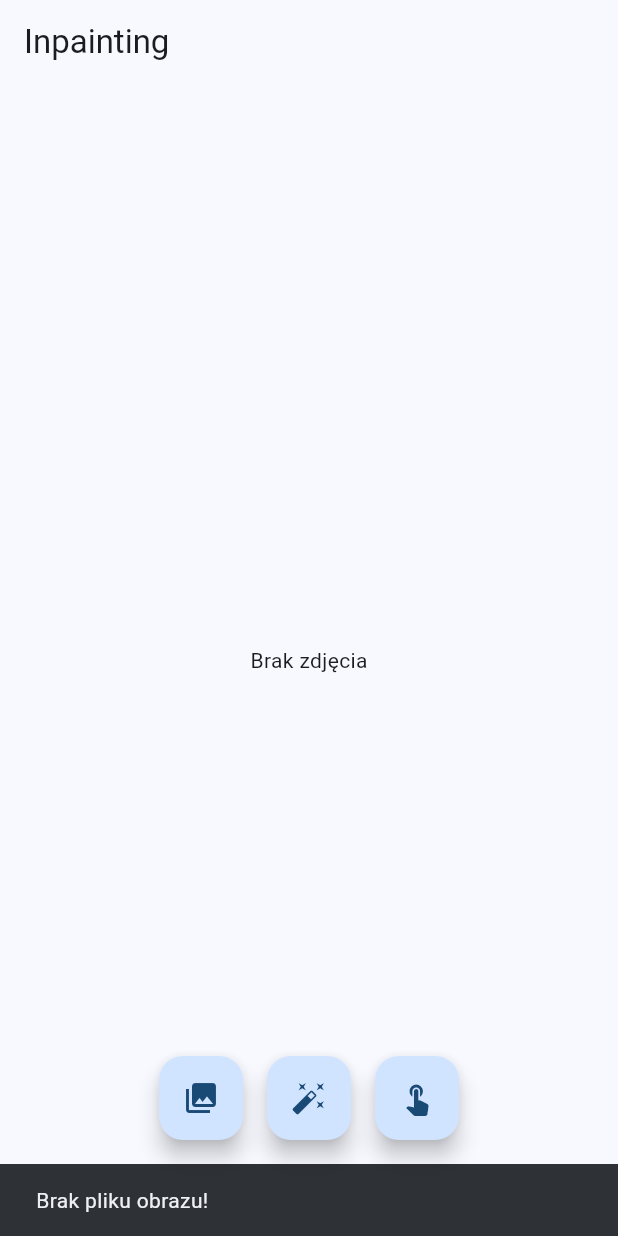
After one commit to Michall00/flutter_test, a Flutter app: the ImagePickerPage screen opened directly, after a tap on the "auto fix high" icon, on a phone screen of 412 x 824 dp. The commit adds this screen. Run offline on Flutter 3.47's test engine with Material 3 defaults, Android fonts, the phone set to English and light mode, and no system bars; our stand-ins replace firebase_analytics, firebase_core, firebase_crashlytics, image_gallery_saver, image_picker, permission_handler; missing offline and left inert: onnxruntime; accounts and stored records are empty; generated files the repository leaves out were written again.

Commit message:
refactor: streamline image saving process and enhance error handling

```diff
--- /dev/null
+++ b/lib/old.dart
@@ -0,0 +1,538 @@
+import 'dart:io';
+import 'dart:typed_data';
+import 'dart:async';
+import 'package:flutter/material.dart';
+import 'package:flutter/services.dart';
+import 'package:image/image.dart' as img;
+import 'package:image_picker/image_picker.dart';
+import 'package:onnxruntime/onnxruntime.dart';
+import 'package:firebase_core/firebase_core.dart';
+import 'package:firebase_crashlytics/firebase_crashlytics.dart';
+import 'firebase_options.dart';
+import 'utils/tensor_utils.dart';
+
+Future<void> main() async {
+  WidgetsFlutterBinding.ensureInitialized();
+  await Firebase.initializeApp(
+    options: DefaultFirebaseOptions.currentPlatform,
+  );
+  await FirebaseCrashlytics.instance.setCrashlyticsCollectionEnabled(true);
+  FlutterError.onError = FirebaseCrashlytics.instance.recordFlutterFatalError;
+  FirebaseCrashlytics.instance.log("App started");
+  FirebaseCrashlytics.instance
+      .setCustomKey("app_start_time", DateTime.now().toIso8601String());
+
+  runZonedGuarded(
+    () => runApp(const MyApp()),
+    (error, stackTrace) =>
+        FirebaseCrashlytics.instance.recordError(error, stackTrace),
+  );
+}
+
+final GlobalKey imageKey = GlobalKey();
+
+enum InteractionMode { draw, segment }
+
+InteractionMode _mode = InteractionMode.segment;
+
+class MyApp extends StatelessWidget {
+  const MyApp({super.key});
+
+  @override
+  Widget build(BuildContext context) {
+    return MaterialApp(
+      title: 'MI-GAN Inpainting',
+      theme: ThemeData(
+        useMaterial3: true,
+        colorSchemeSeed: Colors.blue,
+      ),
+      home: ImagePickerPage(),
+    );
+  }
+}
+
+class ImagePickerPage extends StatefulWidget {
+  @override
+  State<ImagePickerPage> createState() => _ImagePickerPageState();
+}
+
+class _ImagePickerPageState extends State<ImagePickerPage> {
+  File? _imageFile;
+  img.Image? _maskImage;
+  int? _imageWidth;
+  int? _imageHeight;
+  Uint8List? _previewMaskBytes;
+  final List<Offset> _points = [];
+  Uint8List? _segmentationMask;
+
+  void _startInpaintingWithSnackBar() async {
+    final messenger = ScaffoldMessenger.of(context);
+
+    try {
+      await _runInpainting();
+
+      messenger.showSnackBar(
+        const SnackBar(
+          content: Text('✅ Inpainting zakończony!'),
+          duration: Duration(seconds: 1),
+        ),
+      );
+    } catch (e, stacktrace) {
+      debugPrint("Błąd inpaintingu: $e");
+      debugPrint("Stacktrace:\n$stacktrace");
+
+      messenger.showSnackBar(
+        SnackBar(
+          content: Text('❌ Błąd: $e'),
+          duration: const Duration(seconds: 3),
+        ),
+      );
+    }
+  }
+
+  Future<void> _pickImage() async {
+    final picker = ImagePicker();
+    final picked = await picker.pickImage(source: ImageSource.gallery);
+    if (picked != null) {
+      final file = File(picked.path);
+      final bytes = await file.readAsBytes();
+      final decoded = img.decodeImage(bytes);
+
+      if (decoded == null) {
+        ScaffoldMessenger.of(context).showSnackBar(
+          const SnackBar(content: Text('❌ Nie udało się odczytać obrazu')),
+        );
+        return;
+      }
+      const targetSize = 1024;
+
+      final resized = img.copyResize(
+        decoded,
+        width: targetSize,
+        height: targetSize,
+        interpolation: img.Interpolation.linear,
+      );
+
+      final resultBytes = Uint8List.fromList(img.encodePng(resized));
+      final tempFile = await File(
+              '${(await Directory.systemTemp.createTemp()).path}/input.png')
+          .writeAsBytes(resultBytes);
+
+      FirebaseCrashlytics.instance.log("Obraz wybrany przez użytkownika");
+      FirebaseCrashlytics.instance.setCustomKey(
+          "image_resolution", "${resized.width}x${resized.height}");
+
+      setState(() {
+        _imageFile = tempFile;
+        _imageWidth = resized.width;
+        _imageHeight = resized.height;
+        _points.clear();
+        _segmentationMask = null;
+        _maskImage = img.Image(
+            width: resized.width, height: resized.height, numChannels: 1)
+          ..getBytes().fillRange(0, resized.width * resized.height, 255);
+      });
+    }
+  }
+
+  Future<void> _runSegmentationFromClick(Offset point) async {
+    FirebaseCrashlytics.instance.log(
+        "🎯 Start segmentacji na pozycji: ${point.dx.toStringAsFixed(1)}, ${point.dy.toStringAsFixed(1)}");
+    FirebaseCrashlytics.instance.setCustomKey("segment_point_x", point.dx);
+    FirebaseCrashlytics.instance.setCustomKey("segment_point_y", point.dy);
+    final messenger = ScaffoldMessenger.of(context);
+    messenger.showSnackBar(
+      const SnackBar(
+        content: Text('Uruchomienie segmentacji...'),
+        duration: Duration(seconds: 1),
+      ),
+    );
+    if (_imageFile == null) return;
+
+    final bytes = await _imageFile!.readAsBytes();
+    final image = img.decodeImage(bytes)!;
+
+    FirebaseCrashlytics.instance
+        .setCustomKey("image_dims", "${image.width}x${image.height}");
+
+    messenger.showSnackBar(
+      const SnackBar(
+        content: Text('Wczytenie pliku do segmentacji...'),
+        duration: Duration(seconds: 1),
+      ),
+    );
+
+    final pixels = image.getBytes(order: img.ChannelOrder.rgb);
+    final imgFloat = Float32List(image.width * image.height * 3);
+    for (int i = 0; i < pixels.length; i++) {
+      imgFloat[i] = pixels[i].toDouble();
+    }
+
+    final encoderInput = OrtValueTensor.createTensorWithDataList(
+        imgFloat, [image.height, image.width, 3]);
+    messenger.showSnackBar(
+      const SnackBar(
+        content: Text('Załadowanie sesji...'),
+        duration: Duration(seconds: 1),
+      ),
+    );
+    final encoderData = await rootBundle.load('assets/encoder.onnx');
+    final encoderSession = OrtSession.fromBuffer(
+        encoderData.buffer.asUint8List(), OrtSessionOptions());
+    messenger.showSnackBar(
+      const SnackBar(
+        content: Text('Uruchomienie enkodera...'),
+        duration: Duration(seconds: 1),
+      ),
+    );
+    final embeddings = encoderSession.run(
+      OrtRunOptions(),
+      {'input_image': encoderInput},
+      ['image_embeddings'],
+    );
+    encoderInput.release();
+    encoderSession.release();
+    messenger.showSnackBar(
+      const SnackBar(
+        content:
+            Text('Output z enkodera i przygotowanie danych do dekodera...'),
+        duration: Duration(seconds: 1),
+      ),
+    );
+    FirebaseCrashlytics.instance.log("🧠 Zakończono inferencję enkodera");
+
+    final scaled = Offset(
+        point.dx * (1024 / image.width), point.dy * (1024 / image.height));
+    final coords = Float32List.fromList([scaled.dx, scaled.dy, 0.0, 0.0]);
+    final labels = Float32List.fromList([1.0, -1.0]);
+
+    messenger.showSnackBar(
+      const SnackBar(
+        content: Text('Uruchomienie dekodera...'),
+        duration: Duration(seconds: 1),
+      ),
+    );
+
+    final decoderData = await rootBundle.load('assets/decoder.onnx');
+    final decoderSession = OrtSession.fromBuffer(
+        decoderData.buffer.asUint8List(), OrtSessionOptions());
+
+    final decoderInputs = {
+      'image_embeddings': embeddings[0]!,
+      'point_coords':
+          OrtValueTensor.createTensorWithDataList(coords, [1, 2, 2]),
+      'point_labels': OrtValueTensor.createTensorWithDataList(labels, [1, 2]),
+      'mask_input': OrtValueTensor.createTensorWithDataList(
+          Float32List(1 * 1 * 256 * 256), [1, 1, 256, 256]),
+      'has_mask_input': OrtValueTensor.createTensorWithDataList(
+          Float32List.fromList([0.0]), [1]),
+      'orig_im_size': OrtValueTensor.createTensorWithDataList(
+          Float32List.fromList(
+              [image.height.toDouble(), image.width.toDouble()]),
+          [2]),
+    };
+
+    final maskOutput =
+        decoderSession.run(OrtRunOptions(), decoderInputs, ['masks']);
+
+    decoderSession.release();
+    messenger.showSnackBar(
+      const SnackBar(
+        content: Text('Koniec dekodera...'),
+        duration: Duration(seconds: 1),
+      ),
+    );
+    FirebaseCrashlytics.instance.log("🧠 Zakończono inferencję dekodera");
+    FirebaseCrashlytics.instance.setCustomKey("mask_output_size", "512x512");
+
+    final rawMask = maskOutput[0]!.value as List;
+    final binary = <int>[];
+    for (final row in rawMask[0][0] as List) {
+      for (final v in row as List) {
+        binary.add((v as double) > 0 ? 0 : 255);
+      }
+    }
+
+    final mask = img.Image.fromBytes(
+      width: image.width,
+      height: image.height,
+      bytes: Uint8List.fromList(binary).buffer,
+      numChannels: 1,
+      format: img.Format.uint8,
+    );
+
+    messenger.showSnackBar(
+      const SnackBar(
+        content: Text('Przetworzenie maski po dekoderze...'),
+        duration: Duration(seconds: 1),
+      ),
+    );
+    setState(() {
+      _segmentationMask = Uint8List.fromList(img.encodePng(mask));
+      _maskImage = mask;
+    });
+
+    final overlay = img.Image.from(image);
+    for (int y = 0; y < mask.height; y++) {
+      for (int x = 0; x < mask.width; x++) {
+        final value = mask.getPixel(x, y).getChannel(img.Channel.luminance);
+        if (value == 0) {
+          overlay.setPixelRgba(x, y, 255, 0, 0, 100);
+        }
+      }
+    }
+
+    final overlayBytes = Uint8List.fromList(img.encodePng(overlay));
+    setState(() {
+      _previewMaskBytes = overlayBytes;
+    });
+  }
+
+  Future<void> _runInpainting() async {
+    FirebaseCrashlytics.instance.log("🎨 Rozpoczęcie inpaintingu");
+    final messenger = ScaffoldMessenger.of(context);
+    if (_imageFile == null) {
+      messenger.showSnackBar(
+        const SnackBar(
+          content: Text('Brak pliku obrazu!'),
+          duration: Duration(seconds: 1),
+        ),
+      );
+      return;
+    }
+
+    messenger.showSnackBar(
+      const SnackBar(
+        content: Text('Wczytenie pliku do inpaintingu...'),
+        duration: Duration(seconds: 1),
+      ),
+    );
+
+    final bytes = await _imageFile!.readAsBytes();
+    final originalImage = img.decodeImage(bytes)!;
+    final pointsToDraw = _points.where((p) => p != Offset.infinite).toList();
+    messenger.showSnackBar(
+      SnackBar(
+        content: Text('Liczba punktów: ${pointsToDraw.length}'),
+        duration: const Duration(seconds: 1),
+      ),
+    );
+
+    if (_segmentationMask != null) {
+      _maskImage = img.decodeImage(_segmentationMask!)!;
+    }
+
+    messenger.showSnackBar(
+      const SnackBar(
+        content: Text('Generowanie tensorów wejściowych...'),
+        duration: Duration(seconds: 1),
+      ),
+    );
+    final imageTensor = convertImageToUint8NCHW(originalImage);
+    final maskTensor = convertMaskToUint8NCHW(_maskImage!);
+
+    OrtEnv.instance.init();
+    final modelData = await rootBundle.load('assets/migan.onnx');
+    final session = OrtSession.fromBuffer(
+      modelData.buffer.asUint8List(),
+      OrtSessionOptions(),
+    );
+
+    messenger.showSnackBar(
+      const SnackBar(
+        content: Text('Uruchomienie ONNX.'),
+        duration: Duration(seconds: 1),
+      ),
+    );
+
+    final start = DateTime.now();
+    final result = session.run(
+      OrtRunOptions(),
+      {'image': imageTensor, 'mask': maskTensor},
+      ['result'],
+    );
+    final duration = DateTime.now().difference(start).inMilliseconds;
+    imageTensor.release();
+    maskTensor.release();
+    session.release();
+    FirebaseCrashlytics.instance.setCustomKey("inpaint_duration_ms", duration);
+    messenger.showSnackBar(
+      const SnackBar(
+        content: Text('Wynik ONNX uzyskany.'),
+        duration: Duration(seconds: 1),
+      ),
+    );
+    final output = result[0]!.value as List;
+    final imgOut = convertNCHWtoImage(output);
+    FirebaseCrashlytics.instance.log("✅ MI-GAN inference zakończony sukcesem");
+    FirebaseCrashlytics.instance
+        .setCustomKey("result_size", "${output.length} px");
+
+    messenger.showSnackBar(
+      SnackBar(
+        content: Text("Wynik ONNX to Uint8List (${output.length} bajtów)"),
+        duration: const Duration(seconds: 1),
+      ),
+    );
+
+    final upscaledResult = img.copyResize(
+      imgOut,
+      width: _imageWidth!,
+      height: _imageHeight!,
+      interpolation: img.Interpolation.linear,
+    );
+
+    final resultBytes = Uint8List.fromList(img.encodeJpg(upscaledResult));
+    debugPrint("📦 Zakodowano wynik do JPG (${resultBytes.length} bajtów)");
+
+    final tempDir = await Directory.systemTemp.createTemp();
+    final filePath = '${tempDir.path}/output.jpg';
+    final resultFile = await File(filePath).writeAsBytes(resultBytes);
+
+    setState(() {
+      _imageFile = resultFile;
+      _points.clear();
+      _previewMaskBytes = null;
+    });
+  }
+
+  @override
+  Widget build(BuildContext context) {
+    return Scaffold(
+      appBar: AppBar(title: const Text("Inpainting")),
+      body: _imageFile == null
+          ? const Center(child: Text("Brak zdjęcia"))
+          : Center(
+              child: SizedBox(
+                width: _imageWidth?.toDouble(),
+                height: _imageHeight?.toDouble(),
+                child: Stack(
+                  children: [
+                    if (_previewMaskBytes != null)
+                      Image.memory(
+                        _previewMaskBytes!,
+                        key: imageKey,
+                        width: 1024,
+                        height: 1024,
+                        fit: BoxFit.fill,
+                      )
+                    else
+                      Image.file(
+                        _imageFile!,
+                        key: imageKey,
+                        width: 1024,
+                        height: 1024,
+                        fit: BoxFit.fill,
+                      ),
+                    GestureDetector(
+                      onTapDown: (details) {
+                        if (_mode == InteractionMode.segment) {
+                          final box = imageKey.currentContext!
+                              .findRenderObject() as RenderBox;
+                          final local =
+                              box.globalToLocal(details.globalPosition);
+                          final boxSize = box.size;
+
+                          final scaleX = _imageWidth! / boxSize.width;
+                          final scaleY = _imageHeight! / boxSize.height;
+
+                          final imagePoint =
+                              Offset(local.dx * scaleX, local.dy * scaleY);
+                          _runSegmentationFromClick(imagePoint);
+                        }
+                      },
+                      onPanUpdate: (details) {
+                        if (_mode == InteractionMode.draw) {
+                          setState(() => _points.add(details.localPosition));
+                        }
+                      },
+                      onPanEnd: (_) {
+                        if (_mode == InteractionMode.draw) {
+                          _points.add(Offset.infinite);
+                        }
+                      },
+                      child: CustomPaint(
+                        painter: MaskPainter(_points),
+                        size: Size(
+                            _imageWidth!.toDouble(), _imageHeight!.toDouble()),
+                      ),
+                    ),
+                    Positioned(
+                      top: 16,
+                      right: 16,
+                      child: FloatingActionButton(
+                        onPressed: () {
+                          setState(() {
+                            _mode = _mode == InteractionMode.draw
+                                ? InteractionMode.segment
+                                : InteractionMode.draw;
+                          });
+                        },
+                        child: Icon(
+                          _mode == InteractionMode.draw
+                              ? Icons.edit
+                              : Icons.crop_free,
+                        ),
+                      ),
+                    ),
+                  ],
+                ),
+              ),
+            ),
+      floatingActionButtonLocation: FloatingActionButtonLocation.centerFloat,
+      floatingActionButton: Row(
+        mainAxisSize: MainAxisSize.min,
+        mainAxisAlignment: MainAxisAlignment.center,
+        children: [
+          FloatingActionButton(
+            onPressed: _pickImage,
+            heroTag: 'pick',
+            child: const Icon(Icons.photo_library),
+          ),
+          const SizedBox(width: 16),
+          FloatingActionButton(
+            onPressed: _startInpaintingWithSnackBar,
+            heroTag: 'inpaint',
+            child: const Icon(Icons.auto_fix_high),
+          ),
+          const SizedBox(width: 16),
+          FloatingActionButton(
+            onPressed: () {
+              setState(() {
+                _mode = _mode == InteractionMode.draw
+                    ? InteractionMode.segment
+                    : InteractionMode.draw;
+              });
+            },
+            heroTag: 'mode',
+            child: Icon(
+              _mode == InteractionMode.draw ? Icons.brush : Icons.touch_app,
+            ),
+          ),
+        ],
+      ),
+    );
+  }
+}
+
+class MaskPainter extends CustomPainter {
+  final List<Offset> points;
+  MaskPainter(this.points);
+
+  @override
+  void paint(Canvas canvas, Size size) {
+    final paint = Paint()
+      ..color = Colors.red.withAlpha(128)
+      ..strokeCap = StrokeCap.round
+      ..strokeWidth = 20;
+
+    for (int i = 0; i < points.length - 1; i++) {
+      if (points[i] != Offset.infinite && points[i + 1] != Offset.infinite) {
+        canvas.drawLine(points[i], points[i + 1], paint);
+      }
+    }
+  }
+
+  @override
+  bool shouldRepaint(MaskPainter oldDelegate) => true;
+}
```
Also changed, not shown: lib/ui/pages/inpainting_page.dart (+33 -13 lines).
